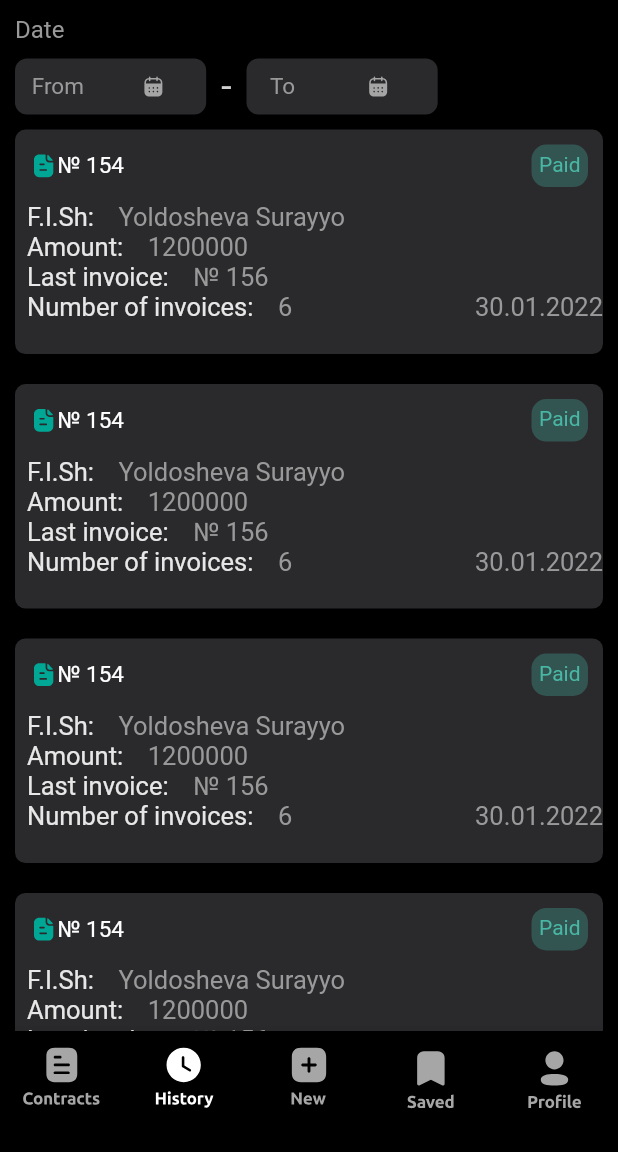
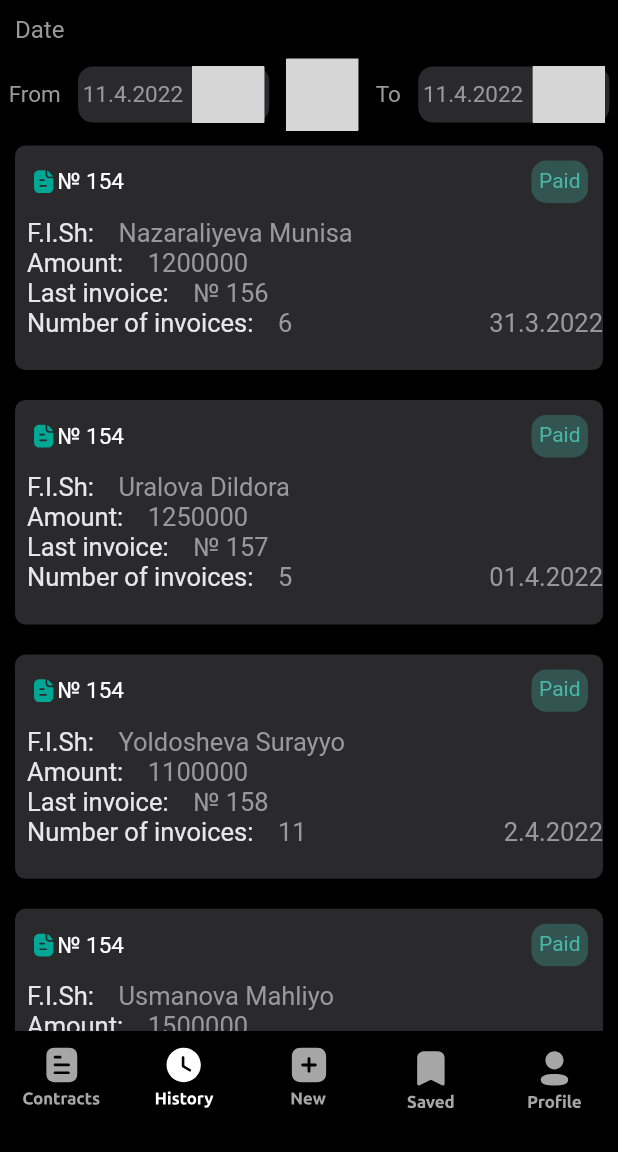
Before and after one commit to shohjahon-shodmonov/iBilling, a Flutter app: the screen it shows after launch, item 2 of the bottom bar chosen, on a phone screen of 412 x 824 dp, the part 84-1236 px from its top. Run offline on Flutter 3.47's test engine with Material 2 defaults, Android fonts, the phone set to English and light mode, and no system bars; our stand-ins replace date_time_picker, flutter_bloc, flutter_svg, hive, hive_flutter; missing offline and left inert: calendar_agenda; accounts and stored records are empty; grey boxes are pictures that could not be loaded.

Commit message:
hivega ulandi

```diff
--- /dev/null
+++ b/lib/core/hive/invoice_const.dart
@@ -0,0 +1,6 @@
+import 'package:hive/hive.dart';
+import 'package:ibilling/model/invoice/invoice_model.dart';
+
+class BoxesInvoice {
+  static Box<InvoiceModel> getInvoice() => Hive.box<InvoiceModel>('invoiceBox');
+}
--- /dev/null
+++ b/lib/core/widgets/date_pick.dart
@@ -0,0 +1,3 @@
+import 'package:flutter/material.dart';
+import 'package:flutter_svg/flutter_svg.dart';
+import 'package:ibilling/core/constants/const.dart';
--- a/lib/core/widgets/status_card.dart
+++ b/lib/core/widgets/status_card.dart
@@ -3,21 +3,24 @@ import 'package:flutter_svg/flutter_svg.dart';
 import 'package:ibilling/core/components/size_config.dart';
 import 'package:ibilling/core/constants/const.dart';
 import 'package:ibilling/core/widgets/status_card_info.dart';
+import 'package:ibilling/data/local.dart';
 
 class StatusCard extends StatelessWidget {
   StatusCard({
     Key? key,
+    required this.index,
     required this.billNumber,
     required this.billStatus,
   }) : super(key: key);
 
+  int index;
   int billNumber;
   String billStatus;
 
   @override
   Widget build(BuildContext context) {
     return Container(
-      margin: EdgeInsets.all(10),
+      margin: const EdgeInsets.all(10),
       height: getHeight(148),
       width: getWidth(343),
       decoration: BoxDecoration(
@@ -36,22 +39,23 @@ class StatusCard extends StatelessWidget {
                 ),
                 Text(
                   "№ $billNumber",
-                  style: TextStyle(
+                  style: const TextStyle(
                     fontSize: 15,
                     color: Colors.white,
                   ),
                 ),
-                Spacer(),
+                const Spacer(),
                 statusChip(billStatus),
               ],
             ),
           ),
           StatusCardInfo(
-            name: "Yoldosheva Surayyo",
-            amount: 1200000,
-            lastInvoice: 156,
-            numberOfInvoices: 6,
-            dateCreatedAt: "30.01.2022",
+            index: index,
+            name: info[index]['name'],
+            amount: info[index]['amount'],
+            lastInvoice: info[index]['lastInvoice'],
+            numberOfInvoices: info[index]['numberOfInvoices'],
+            dateCreatedAt: info[index]['date'],
           ),
         ],
       ),
@@ -74,10 +78,10 @@ class StatusCard extends StatelessWidget {
         status,
         style: TextStyle(
           color: status == "Paid"
-            ? ColorConstants.kPaidTextColor
-            : status == "In Process"
-                ? ColorConstants.kInProcessTextColor
-                : ColorConstants.kRejectedTextColor,
+              ? ColorConstants.kPaidTextColor
+              : status == "In Process"
+                  ? ColorConstants.kInProcessTextColor
+                  : ColorConstants.kRejectedTextColor,
           fontSize: 14,
         ),
       ),
--- a/lib/core/widgets/status_card_info.dart
+++ b/lib/core/widgets/status_card_info.dart
@@ -3,6 +3,7 @@ import 'package:ibilling/core/constants/const.dart';
 
 class StatusCardInfo extends StatelessWidget {
   StatusCardInfo({
+    required this.index,
     required this.name,
     required this.amount,
     required this.lastInvoice,
@@ -10,11 +11,11 @@ class StatusCardInfo extends StatelessWidget {
     required this.dateCreatedAt,
     Key? key,
   }) : super(key: key);
-
+  int index;
   String name;
-  int amount;
-  int lastInvoice;
-  int numberOfInvoices;
+  String amount;
+  String lastInvoice;
+  String numberOfInvoices;
   String dateCreatedAt;
 
   @override
--- a/lib/cubit/filter_cubit/filter_cubit.dart
+++ b/lib/cubit/filter_cubit/filter_cubit.dart
@@ -81,4 +81,18 @@ class FilterCubit extends Cubit<FilterState> {
       ],
     );
   }
+
+  DateTime firstDate = DateTime.now();
+
+  changeFirstDate(v) async {
+    firstDate = await v;
+    emit(FilterComplete());
+  }
+
+  DateTime secondDate = DateTime.now();
+
+  changesecondDate(v) async {
+    secondDate = await v;
+    emit(FilterComplete());
+  }
 }
--- /dev/null
+++ b/lib/data/local.dart
@@ -0,0 +1,37 @@
+List info = [
+  {
+    "name": "Nazaraliyeva Munisa",
+    "amount": "1200000",
+    "lastInvoice": "156",
+    "numberOfInvoices": "6",
+    "date": "31.3.2022",
+  },
+  {
+    "name": "Uralova Dildora",
+    "amount": "1250000",
+    "lastInvoice": "157",
+    "numberOfInvoices": "5",
+    "date": "01.4.2022",
+  },
+  {
+    "name": "Yoldosheva Surayyo",
+    "amount": "1100000",
+    "lastInvoice": "158",
+    "numberOfInvoices": "11",
+    "date": "2.4.2022",
+  },
+  {
+    "name": "Usmanova Mahliyo",
+    "amount": "1500000",
+    "lastInvoice": "159",
+    "numberOfInvoices": "1",
+    "date": "3.1.2022",
+  },
+  {
+    "name": "Batirova Gulnoza",
+    "amount": "1700000",
+    "lastInvoice": "160",
+    "numberOfInvoices": "5",
+    "date": "10.4.2022",
+  },
+];
--- a/lib/screens/contracts/contracts_screen.dart
+++ b/lib/screens/contracts/contracts_screen.dart
@@ -70,7 +70,7 @@ class ContractsScreen extends StatelessWidget {
                   )
                 : ListView.builder(
                     itemBuilder: (context, index) {
-                      return StatusCard(billNumber: 154, billStatus: "Rejected");
+                      return StatusCard(billNumber: 154, billStatus: "Paid", index: index);
                     },
                     itemCount: indexLength,
                   ),
--- a/lib/screens/history/history.dart
+++ b/lib/screens/history/history.dart
@@ -1,10 +1,14 @@
 import 'package:flutter/material.dart';
+import 'package:flutter_bloc/flutter_bloc.dart';
 import 'package:flutter_svg/svg.dart';
 import 'package:ibilling/core/components/size_config.dart';
 import 'package:ibilling/core/constants/const.dart';
 import 'package:ibilling/core/widgets/appbar.dart';
 import 'package:ibilling/core/widgets/status_card.dart';
 import 'package:ibilling/core/widgets/row_datepicker.dart';
+import 'package:ibilling/cubit/filter_cubit/filter_cubit.dart';
+import 'package:ibilling/cubit/filter_cubit/filter_state.dart';
+import 'package:ibilling/screens/filter/filter_screen.dart';
 
 class HistoryScreen extends StatelessWidget {
   HistoryScreen({
@@ -13,16 +17,26 @@ class HistoryScreen extends StatelessWidget {
 
   int indexLength = 5;
 
-
   @override
   Widget build(BuildContext context) {
+    return BlocProvider(
+      create: (context) => FilterCubit(),
+      child: BlocConsumer<FilterCubit, FilterState>(
+        listener: (context, state) {},
+        builder: (context, state) => historyScaffold(context, indexLength),
+      ),
+    );
+  }
+}
+
+Scaffold historyScaffold(BuildContext context, indexLength) {
   return Scaffold(
-      appBar: AppBarWidget.appbar(context,"History", true),
+    appBar: AppBarWidget.appbar(context, "History", true),
     body: Column(
       crossAxisAlignment: CrossAxisAlignment.start,
       children: [
-          Padding(
-            padding: const EdgeInsets.all(10.0),
+        const Padding(
+          padding: EdgeInsets.all(10.0),
           child: Text(
             "Date",
             style: TextStyle(
@@ -31,7 +45,28 @@ class HistoryScreen extends StatelessWidget {
             ),
           ),
         ),
-          RowDatePicker(),
+        Row(
+          mainAxisAlignment: MainAxisAlignment.spaceAround,
+          children: [
+            const Text(
+              "From",
+              style: const TextStyle(
+                fontSize: 15,
+                color: ColorConstants.textColorInCardGrey,
+              ),
+            ),
+            initialDate(context),
+            SvgPicture.asset("assets/line2.svg"),
+            const Text(
+              "To",
+              style: TextStyle(
+                fontSize: 15,
+                color: ColorConstants.textColorInCardGrey,
+              ),
+            ),
+            lastData(context),
+          ],
+        ),
         Expanded(
           child: indexLength == 0
               ? Column(
@@ -54,7 +89,7 @@ class HistoryScreen extends StatelessWidget {
                 )
               : ListView.builder(
                   itemBuilder: (context, index) {
-                      return StatusCard(billNumber: 154, billStatus: "Paid");
+                    return StatusCard(billNumber: 154, billStatus: "Paid", index: index);
                   },
                   itemCount: indexLength,
                 ),
@@ -63,7 +98,3 @@ class HistoryScreen extends StatelessWidget {
     ),
   );
 }
-
-
-
-}
--- a/lib/screens/saved/saved.dart
+++ b/lib/screens/saved/saved.dart
@@ -40,7 +40,7 @@ class SavedScreen extends StatelessWidget {
               )
             : ListView.builder(
                 itemBuilder: (context, index) {
-                  return StatusCard(billNumber: 154, billStatus: "Paid");
+                  return StatusCard(billNumber: 154, billStatus: "Paid", index: index);
                 },
                 itemCount: itemCountLength,
               ),
--- a/pubspec.yaml
+++ b/pubspec.yaml
@@ -39,8 +39,12 @@ dependencies:
   flutter_svg: ^1.0.3
   calendar_agenda: ^0.0.2+3
   date_time_picker: ^2.1.0
+  hive: ^2.1.0
+  hive_flutter: ^1.1.0
 
 dev_dependencies:
+  hive_generator: ^1.1.2
+  build_runner: ^2.1.8
   flutter_test:
     sdk: flutter
 
```
Also changed, not shown: lib/core/hive/contract_const.dart (added, +7 -0 lines), lib/main.dart (+10 -1 lines), lib/model/contract/contract_model.dart (added, +25 -0 lines), lib/model/invoice/invoice_model.dart (added, +15 -0 lines), lib/screens/filter/filter_screen.dart (+92 -2 lines), lib/service/contracts_service.dart (added, +27 -0 lines), lib/service/invoice_service.dart (added, +17 -0 lines), lib/model/contract/contract_model.g.dart (added), lib/model/invoice/invoice_model.g.dart (added), pubspec.lock. Lines whose indentation alone changed are shown as unchanged.
